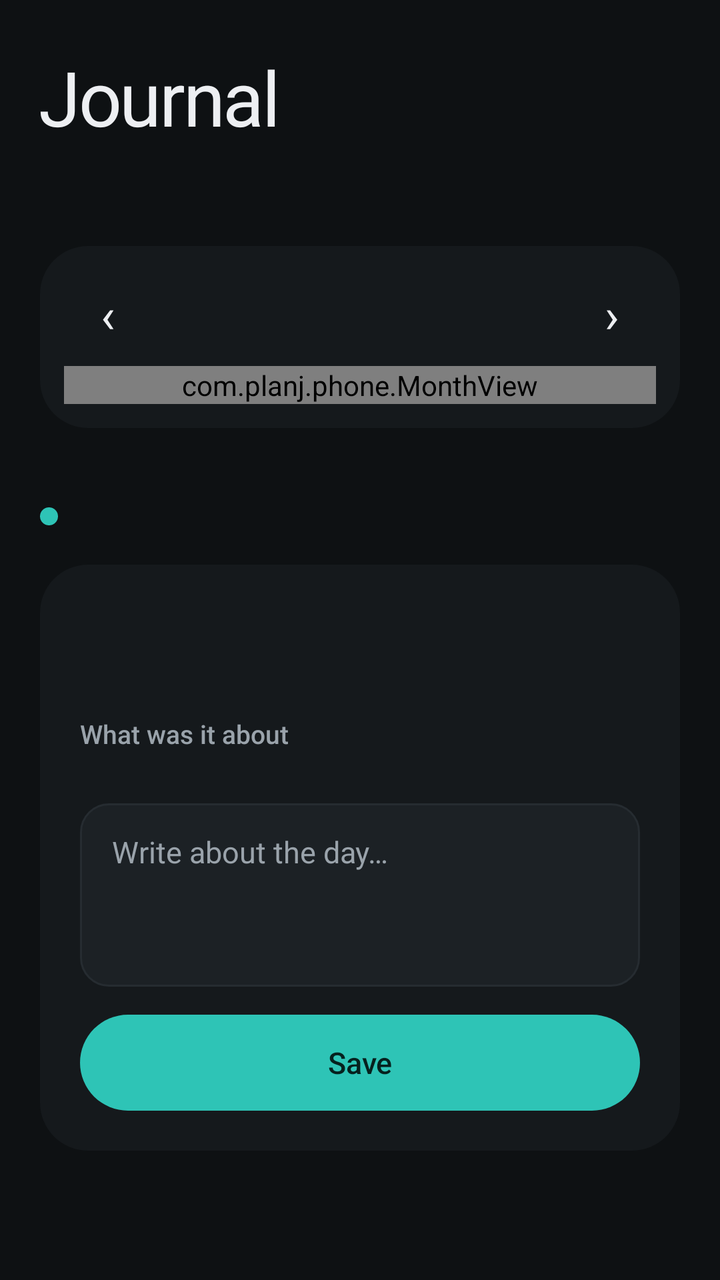
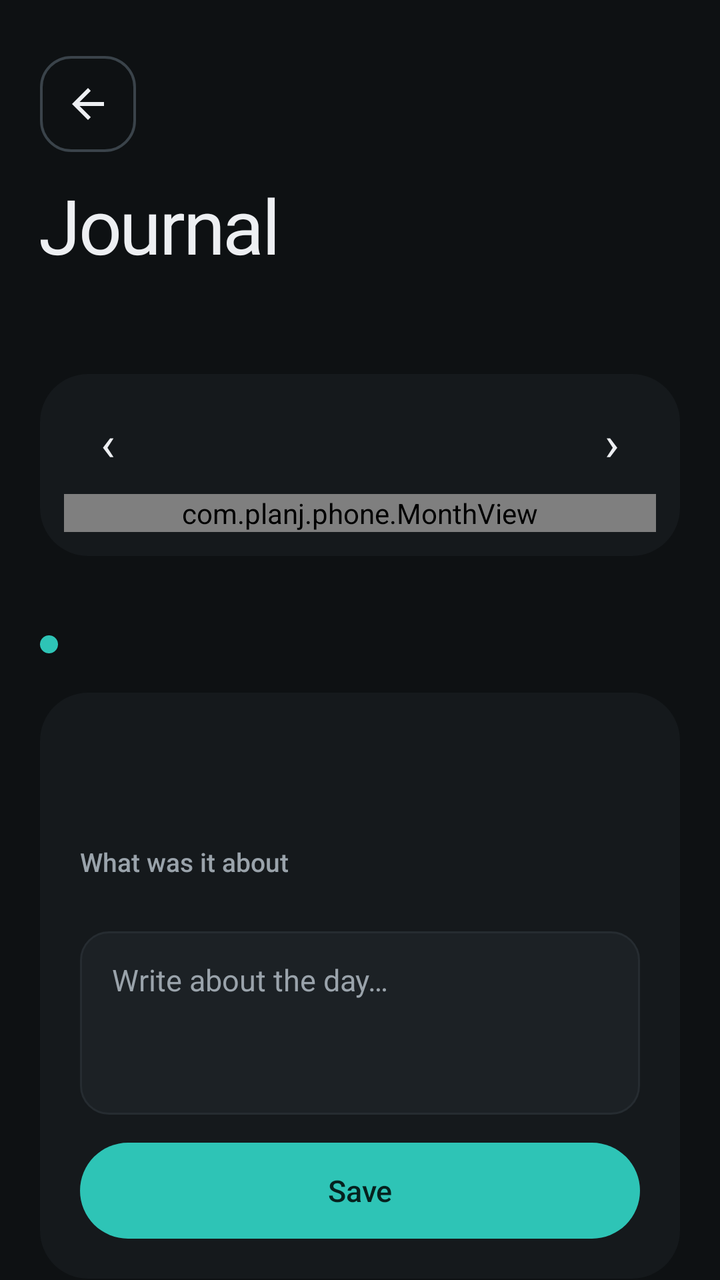

Compare the two renders of this Android layout. The source of the first and the diff that turns it into the second are given below.
<!-- AndroidManifest.xml: application theme Theme.Planj -->
<!-- res/layout/tab_journal.xml -->
<?xml version="1.0" encoding="utf-8"?>
<ScrollView xmlns:android="http://schemas.android.com/apk/res/android"
    android:layout_width="match_parent"
    android:layout_height="match_parent"
    android:fillViewport="true"
    android:scrollbars="none">

    <LinearLayout style="@style/Page">

        <TextView
            style="@style/PageTitle"
            android:text="Journal" />

        <TextView
            android:id="@+id/journal_summary"
            style="@style/PageSubtitle" />

        
        <LinearLayout
            android:layout_width="match_parent"
            android:layout_height="wrap_content"
            android:layout_marginTop="24dp"
            android:background="@drawable/card_bg"
            android:orientation="vertical"
            android:paddingHorizontal="12dp"
            android:paddingVertical="12dp">

            <LinearLayout
                android:layout_width="match_parent"
                android:layout_height="wrap_content"
                android:gravity="center_vertical"
                android:orientation="horizontal">

                <TextView
                    android:id="@+id/month_prev"
                    android:layout_width="44dp"
                    android:layout_height="44dp"
                    android:background="@drawable/btn_text"
                    android:gravity="center"
                    android:text="‹"
                    android:textColor="@color/text"
                    android:textSize="24sp" />

                <TextView
                    android:id="@+id/month_title"
                    android:layout_width="0dp"
                    android:layout_height="wrap_content"
                    android:layout_weight="1"
                    android:fontFamily="sans-serif-medium"
                    android:gravity="center"
                    android:textColor="@color/text"
                    android:textSize="15sp" />

                <TextView
                    android:id="@+id/month_next"
                    android:layout_width="44dp"
                    android:layout_height="44dp"
                    android:background="@drawable/btn_text"
                    android:gravity="center"
                    android:text="›"
                    android:textColor="@color/text"
                    android:textSize="24sp" />
            </LinearLayout>

            <com.planj.phone.MonthView
                android:id="@+id/month"
                android:layout_width="match_parent"
                android:layout_height="wrap_content"
                android:layout_marginTop="4dp" />
        </LinearLayout>

        
        <LinearLayout style="@style/SectionRow">

            <TextView
                android:id="@+id/entry_title"
                style="@style/SectionTitle" />
        </LinearLayout>

        <LinearLayout style="@style/Card">

            <TextView
                android:id="@+id/entry_state"
                android:layout_width="match_parent"
                android:layout_height="wrap_content"
                android:textColor="@color/muted"
                android:textSize="13sp" />

            <LinearLayout
                android:id="@+id/entry_mood_row"
                android:layout_width="match_parent"
                android:layout_height="wrap_content"
                android:layout_marginTop="18dp"
                android:baselineAligned="false"
                android:orientation="horizontal" />

            <TextView
                android:layout_width="wrap_content"
                android:layout_height="wrap_content"
                android:layout_marginTop="20dp"
                android:fontFamily="sans-serif-medium"
                android:text="What was it about"
                android:textColor="@color/muted"
                android:textSize="13sp" />

            <LinearLayout
                android:id="@+id/tags"
                android:layout_width="match_parent"
                android:layout_height="wrap_content"
                android:layout_marginTop="10dp"
                android:orientation="vertical" />

            <EditText
                android:id="@+id/entry_note"
                android:layout_width="match_parent"
                android:layout_height="wrap_content"
                android:layout_marginTop="16dp"
                android:background="@drawable/field_bg"
                android:gravity="top"
                android:hint="Write about the day…"
                android:importantForAutofill="no"
                android:inputType="textCapSentences|textMultiLine"
                android:lineSpacingExtra="4dp"
                android:minLines="3"
                android:paddingHorizontal="16dp"
                android:paddingVertical="14dp"
                android:textColor="@color/text"
                android:textColorHint="@color/muted"
                android:textCursorDrawable="@null"
                android:textSize="15sp" />

            <Button
                android:id="@+id/entry_save"
                style="?android:attr/borderlessButtonStyle"
                android:layout_width="match_parent"
                android:layout_height="48dp"
                android:layout_marginTop="14dp"
                android:background="@drawable/btn_primary"
                android:fontFamily="sans-serif-medium"
                android:text="Save"
                android:textAllCaps="false"
                android:textColor="@color/on_accent"
                android:textSize="15sp" />
        </LinearLayout>

        <com.planj.phone.ListRow
            android:id="@+id/entry_usage"
            xmlns:app="http://schemas.android.com/apk/res-auto"
            android:layout_width="match_parent"
            android:layout_height="wrap_content"
            android:layout_marginTop="12dp"
            android:visibility="gone"
            app:rowIcon="@drawable/ic_phone"
            app:rowTitle="Phone that day" />
    </LinearLayout>
</ScrollView>
<!-- resources referenced by this layout -->
<resources>
  <color name="muted">#9AA3AB</color>
  <color name="on_accent">#06211E</color>
  <color name="text">#EDEFF2</color>
  <!-- drawable btn_text (drawable) -->
  <?xml version="1.0" encoding="utf-8"?>
  <ripple xmlns:android="http://schemas.android.com/apk/res/android" android:color="@color/ripple">
      <item>
          <shape android:shape="rectangle">
              <solid android:color="#00000000" />
              <corners android:radius="999dp" />
          </shape>
      </item>
  </ripple>
  <!-- drawable card_bg (drawable) -->
  <?xml version="1.0" encoding="utf-8"?>
  <shape xmlns:android="http://schemas.android.com/apk/res/android" android:shape="rectangle">
      <solid android:color="@color/surface" />
      <corners android:radius="24dp" />
  </shape>
  <style name="Card" parent="">
          <item name="android:layout_width">match_parent</item>
          <item name="android:layout_height">wrap_content</item>
          <item name="android:background">@drawable/card_bg</item>
          <item name="android:orientation">vertical</item>
          <item name="android:padding">20dp</item>
      </style>
  <style name="PageSubtitle" parent="">
          <item name="android:layout_width">match_parent</item>
          <item name="android:layout_height">wrap_content</item>
          <item name="android:layout_marginTop">6dp</item>
          <item name="android:textColor">@color/muted</item>
          <item name="android:textSize">15sp</item>
      </style>
  <style name="PageTitle" parent="Display.XL" />
  <style name="SectionTitle" parent="Heading.Dot">
          <item name="android:layout_width">0dp</item>
          <item name="android:layout_weight">1</item>
      </style>
  <color name="ripple">#22FFFFFF</color>
  <color name="accent_dim">#1F5F5A</color>
  <color name="accent">#2EC4B6</color>
  <color name="surface">#15191C</color>
  <color name="surface_alt">#1C2125</color>
  <color name="border">#262C31</color>
  <style name="Display.XL">
          <item name="android:textSize">38sp</item>
      </style>
  <style name="Heading.Dot">
          <item name="android:drawableStart">@drawable/dot_accent</item>
          <item name="android:drawablePadding">10dp</item>
          <item name="android:gravity">center_vertical</item>
      </style>
  <color name="bg">#0E1113</color>
  <!-- drawable dot_accent (drawable) -->
  <?xml version="1.0" encoding="utf-8"?>
  <shape xmlns:android="http://schemas.android.com/apk/res/android" android:shape="oval">
      <solid android:color="@color/accent" />
      <size android:width="9dp" android:height="9dp" />
  </shape>
  <!-- unchanged entries left out for length: 9 -->
</resources>

<!-- the commit's change to res/layout/tab_journal.xml (unified diff, before → after) -->
@@ -6,6 +6,19 @@
     android:scrollbars="none">
 
     <LinearLayout style="@style/Page">
+
+        <ImageView
+
+            android:id="@+id/journal_back"
+
+            style="@style/CircleButton"
+
+            android:layout_marginBottom="16dp"
+
+            android:contentDescription="Back"
+
+            android:src="@drawable/ic_back" />
+
 
         <TextView
             style="@style/PageTitle"
<!-- resource entries referenced after the edit -->
@@ -19,12 +19,25 @@
       <solid android:color="@color/surface" />
       <corners android:radius="24dp" />
   </shape>
+  <!-- drawable ic_back (drawable) -->
+  <?xml version="1.0" encoding="utf-8"?>
+  <vector xmlns:android="http://schemas.android.com/apk/res/android" android:width="24dp" android:height="24dp" android:viewportWidth="24" android:viewportHeight="24">
+      <path android:fillColor="#FFFFFFFF" android:pathData="M20,11H7.8l5.6,-5.6L12,4l-8,8 8,8 1.4,-1.4L7.8,13H20v-2z" />
+  </vector>
   <style name="Card" parent="">
           <item name="android:layout_width">match_parent</item>
           <item name="android:layout_height">wrap_content</item>
           <item name="android:background">@drawable/card_bg</item>
           <item name="android:orientation">vertical</item>
           <item name="android:padding">20dp</item>
+      </style>
+  <style name="CircleButton" parent="">
+          <item name="android:layout_width">48dp</item>
+          <item name="android:layout_height">48dp</item>
+          <item name="android:background">@drawable/btn_circle</item>
+          <item name="android:padding">12dp</item>
+          <item name="android:scaleType">fitCenter</item>
+          <item name="android:tint">@color/text</item>
       </style>
   <style name="PageSubtitle" parent="">
           <item name="android:layout_width">match_parent</item>
@@ -44,6 +57,23 @@
   <color name="surface">#15191C</color>
   <color name="surface_alt">#1C2125</color>
   <color name="border">#262C31</color>
+  <!-- drawable btn_circle (drawable) -->
+  <?xml version="1.0" encoding="utf-8"?>
+  <ripple xmlns:android="http://schemas.android.com/apk/res/android" android:color="@color/ripple">
+      <item>
+          <shape android:shape="rectangle">
+              <solid android:color="#00000000" />
+              <stroke android:width="1.2dp" android:color="@color/border_strong" />
+              <corners android:radius="15dp" />
+          </shape>
+      </item>
+      <item android:id="@android:id/mask">
+          <shape android:shape="rectangle">
+              <solid android:color="#FFFFFFFF" />
+              <corners android:radius="15dp" />
+          </shape>
+      </item>
+  </ripple>
   <style name="Display.XL">
           <item name="android:textSize">38sp</item>
       </style>
@@ -53,6 +83,7 @@
           <item name="android:gravity">center_vertical</item>
       </style>
   <color name="bg">#0E1113</color>
+  <color name="border_strong">#3A434A</color>
   <!-- drawable dot_accent (drawable) -->
   <?xml version="1.0" encoding="utf-8"?>
   <shape xmlns:android="http://schemas.android.com/apk/res/android" android:shape="oval">
